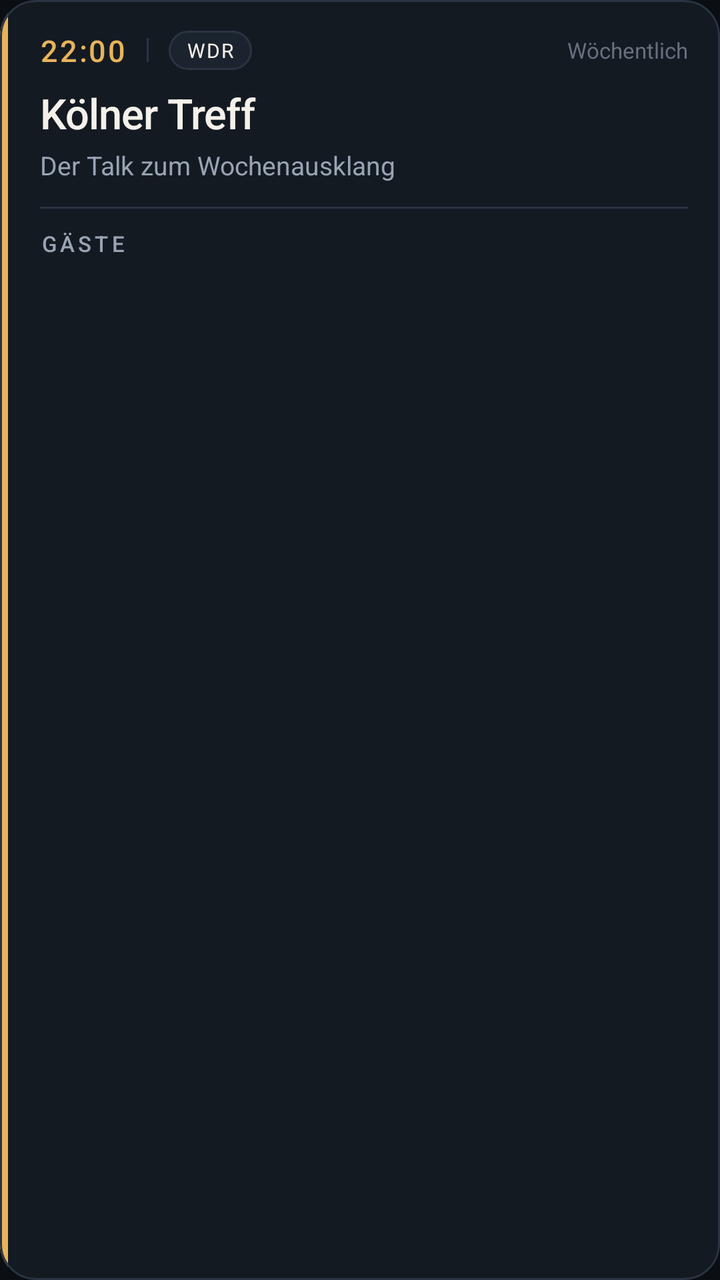
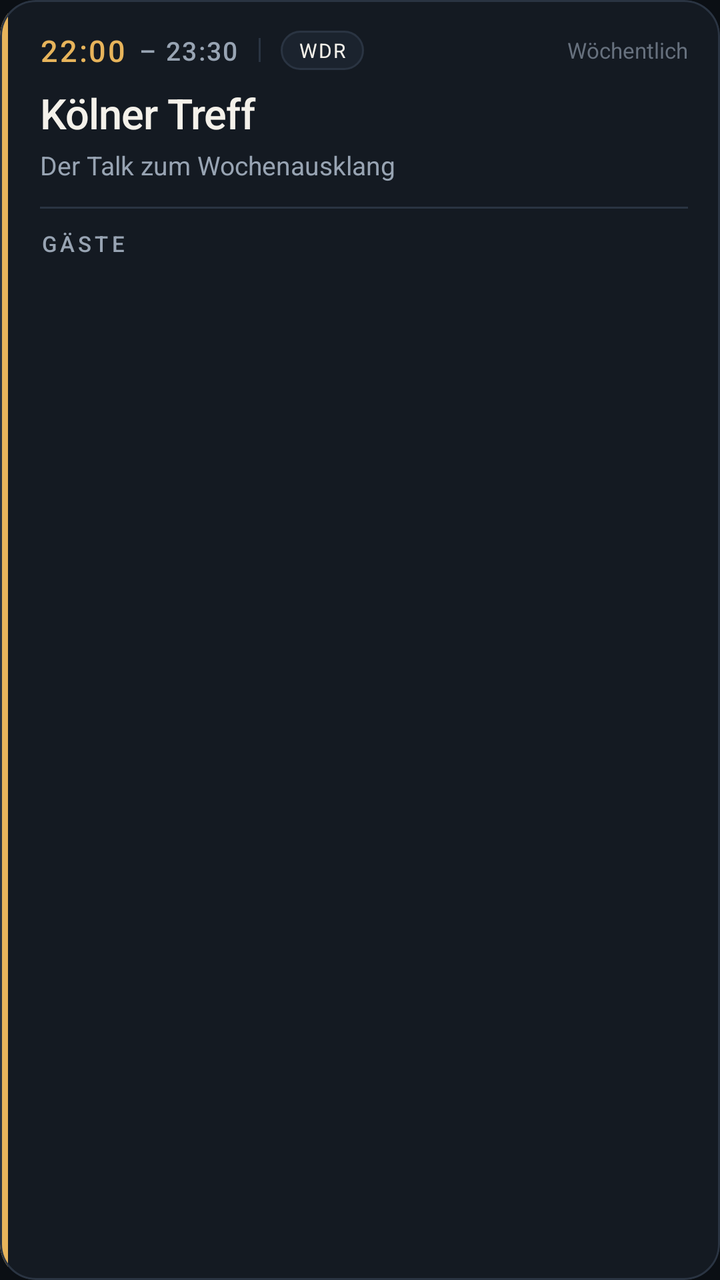

The first picture is an Android layout as it rendered before a commit; the second is the same layout after the commit. The layout source and the unified diff follow.
<!-- AndroidManifest.xml: application theme Theme.TalkshowGaeste -->
<!-- res/layout/item_today_show.xml -->
<?xml version="1.0" encoding="utf-8"?>
<com.google.android.material.card.MaterialCardView xmlns:android="http://schemas.android.com/apk/res/android"
    xmlns:app="http://schemas.android.com/apk/res-auto"
    android:id="@+id/card"
    style="@style/Widget.Talkshow.Card"
    android:layout_width="match_parent"
    android:layout_height="wrap_content"
    android:layout_marginBottom="12dp"
    android:clickable="true"
    android:focusable="true"
    app:cardCornerRadius="18dp">

    <LinearLayout
        android:layout_width="match_parent"
        android:layout_height="match_parent"
        android:orientation="horizontal">

        <View
            android:id="@+id/accentBar"
            android:layout_width="4dp"
            android:layout_height="match_parent"
            android:background="@color/accent" />

        <LinearLayout
            android:layout_width="match_parent"
            android:layout_height="wrap_content"
            android:orientation="vertical"
            android:paddingStart="16dp"
            android:paddingTop="15dp"
            android:paddingEnd="16dp"
            android:paddingBottom="16dp">

            <LinearLayout
                android:layout_width="match_parent"
                android:layout_height="wrap_content"
                android:gravity="center_vertical"
                android:orientation="horizontal">

                <TextView
                    android:id="@+id/tvTime"
                    android:layout_width="wrap_content"
                    android:layout_height="wrap_content"
                    android:fontFamily="sans-serif-medium"
                    android:letterSpacing="0.06"
                    android:textColor="@color/accent"
                    android:textSize="15sp"
                    android:text="22:00" />

                <View
                    android:layout_width="1dp"
                    android:layout_height="12dp"
                    android:layout_marginStart="10dp"
                    android:layout_marginEnd="10dp"
                    android:background="@color/outline" />

                <TextView
                    android:id="@+id/tvBroadcaster"
                    android:layout_width="wrap_content"
                    android:layout_height="wrap_content"
                    android:background="@drawable/bg_pill"
                    android:paddingStart="9dp"
                    android:paddingTop="3dp"
                    android:paddingEnd="9dp"
                    android:paddingBottom="3dp"
                    android:text="WDR"
                    android:textColor="@color/text"
                    android:textSize="10sp"
                    android:letterSpacing="0.06" />

                <Space
                    android:layout_width="0dp"
                    android:layout_height="1dp"
                    android:layout_weight="1" />

                <TextView
                    android:id="@+id/tvFrequency"
                    android:layout_width="wrap_content"
                    android:layout_height="wrap_content"
                    android:textColor="@color/text_faint"
                    android:textSize="11sp"
                    android:text="Wöchentlich" />
            </LinearLayout>

            <TextView
                android:id="@+id/tvName"
                android:layout_width="match_parent"
                android:layout_height="wrap_content"
                android:layout_marginTop="7dp"
                android:fontFamily="sans-serif-medium"
                android:letterSpacing="-0.015"
                android:textColor="@color/text"
                android:textSize="21sp"
                android:text="Kölner Treff" />

            <TextView
                android:id="@+id/tvTopic"
                android:layout_width="match_parent"
                android:layout_height="wrap_content"
                android:layout_marginTop="3dp"
                android:textColor="@color/text_muted"
                android:textSize="13sp"
                android:text="Der Talk zum Wochenausklang" />

            <View
                android:layout_width="match_parent"
                android:layout_height="1dp"
                android:layout_marginTop="12dp"
                android:layout_marginBottom="10dp"
                android:background="@color/outline" />

            <TextView
                android:id="@+id/guestsLabel"
                style="@style/Text.Talkshow.Label"
                android:layout_width="wrap_content"
                android:layout_height="wrap_content"
                android:text="@string/guests" />

            <LinearLayout
                android:id="@+id/guestsContainer"
                android:layout_width="match_parent"
                android:layout_height="wrap_content"
                android:layout_marginTop="5dp"
                android:orientation="vertical" />

            <TextView
                android:id="@+id/tvNoGuests"
                android:layout_width="match_parent"
                android:layout_height="wrap_content"
                android:layout_marginTop="5dp"
                android:text="@string/no_guests"
                android:textColor="@color/text_faint"
                android:textSize="13sp"
                android:visibility="gone" />

        </LinearLayout>
    </LinearLayout>

</com.google.android.material.card.MaterialCardView>
<!-- resources referenced by this layout -->
<resources>
  <color name="accent">#E7B45B</color>
  <color name="outline">#2A3442</color>
  <color name="text">#F4F1EA</color>
  <color name="text_faint">#67717E</color>
  <color name="text_muted">#98A4B3</color>
  <!-- drawable bg_pill (drawable) -->
  <?xml version="1.0" encoding="utf-8"?>
  <shape xmlns:android="http://schemas.android.com/apk/res/android" android:shape="rectangle">
      <solid android:color="@color/surface_high" />
      <corners android:radius="100dp" />
      <stroke android:width="1dp" android:color="@color/outline" />
  </shape>
  <string name="guests">Gäste</string>
  <string name="no_guests">Gäste noch nicht veröffentlicht</string>
  <style name="Text.Talkshow.Label" parent="">
          <item name="android:textColor">@color/text_muted</item>
          <item name="android:textSize">11sp</item>
          <item name="android:letterSpacing">0.16</item>
          <item name="android:textAllCaps">true</item>
          <item name="android:fontFamily">sans-serif-medium</item>
      </style>
  <style name="Widget.Talkshow.Card" parent="Widget.Material3.CardView.Filled">
          <item name="cardBackgroundColor">@color/surface</item>
          <item name="strokeColor">@color/outline</item>
          <item name="strokeWidth">1dp</item>
          <item name="cardCornerRadius">18dp</item>
          <item name="cardElevation">0dp</item>
      </style>
  <style name="Theme.TalkshowGaeste" parent="Theme.Material3.Dark.NoActionBar">
          <item name="colorPrimary">@color/accent</item>
          <item name="colorOnPrimary">@color/accent_contrast</item>
          <item name="colorPrimaryContainer">@color/accent_dark</item>
          <item name="colorOnPrimaryContainer">@color/accent</item>
          <item name="colorSecondary">@color/blue</item>
          <item name="colorSurface">@color/surface</item>
          <item name="colorOnSurface">@color/text</item>
          <item name="colorOnSurfaceVariant">@color/text_muted</item>
          <item name="colorOutline">@color/outline</item>
          <item name="colorError">@color/live_red</item>
          <item name="android:colorBackground">@color/bg</item>
          <item name="android:windowBackground">@color/bg</item>
          <item name="android:statusBarColor">@color/bg</item>
          <item name="android:navigationBarColor">@color/bg</item>
          <item name="android:windowLightStatusBar">false</item>
          <item name="android:windowLightNavigationBar">false</item>
          <item name="android:fontFamily">sans-serif</item>
          <item name="materialAlertDialogTheme">@style/Theme.TalkshowGaeste.Dialog</item>
          <item name="bottomSheetDialogTheme">@style/Theme.TalkshowGaeste.Dialog</item>
          <item name="android:textColorPrimary">@color/text</item>
          <item name="android:textColorSecondary">@color/text_muted</item>
      </style>
  <color name="surface_high">#1B232E</color>
  <color name="surface">#141A22</color>
  <color name="accent_contrast">#191204</color>
  <color name="accent_dark">#3A2E1A</color>
  <color name="blue">#6EA8FE</color>
  <color name="live_red">#E45C5C</color>
  <color name="bg">#0B0F14</color>
  <style name="Theme.TalkshowGaeste.Dialog" parent="ThemeOverlay.Material3.MaterialAlertDialog">
          <item name="colorSurface">@color/surface_high</item>
          <item name="colorOnSurface">@color/text</item>
          <item name="colorPrimary">@color/accent</item>
          <item name="colorOnPrimary">@color/accent_contrast</item>
          <item name="shapeAppearanceOverlay">@style/ShapeAppearance.Talkshow.Dialog</item>
      </style>
  <style name="ShapeAppearance.Talkshow.Dialog" parent="">
          <item name="cornerFamily">rounded</item>
          <item name="cornerSize">22dp</item>
      </style>
</resources>

<!-- the commit's change to res/layout/item_today_show.xml (unified diff, before → after) -->
@@ -45,6 +45,17 @@
                     android:textColor="@color/accent"
                     android:textSize="15sp"
                     android:text="22:00" />
+
+                <TextView
+                    android:id="@+id/tvTimeEnd"
+                    android:layout_width="wrap_content"
+                    android:layout_height="wrap_content"
+                    android:layout_marginStart="6dp"
+                    android:fontFamily="sans-serif-medium"
+                    android:letterSpacing="0.06"
+                    android:textColor="@color/text_muted"
+                    android:textSize="13sp"
+                    android:text="– 23:30" />
 
                 <View
                     android:layout_width="1dp"
